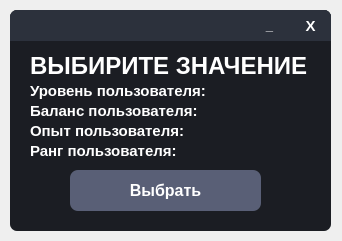
First picture: the form in VK_Bot/Main_Window/User_Bot_Menu_Window/User_Command_Widnow/DB_Variable_Window/db_variable_window.ui, repository otaboyevsardorbek1/VK-Bot-ru, before the edit.
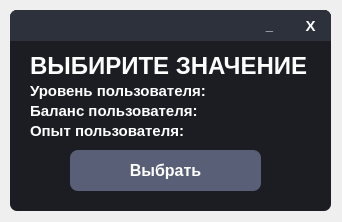
Second picture: the form after the edit. Icons and pictures are not drawn.

The edit to the form file:
```diff
--- a/VK_Bot/Main_Window/User_Bot_Menu_Window/User_Command_Widnow/DB_Variable_Window/db_variable_window.ui
+++ b/VK_Bot/Main_Window/User_Bot_Menu_Window/User_Command_Widnow/DB_Variable_Window/db_variable_window.ui
@@ -7,7 +7,7 @@
     <x>0</x>
     <y>0</y>
     <width>342</width>
-    <height>241</height>
+    <height>222</height>
    </rect>
   </property>
   <property name="windowTitle">
@@ -19,7 +19,7 @@
      <x>10</x>
      <y>10</y>
      <width>321</width>
-     <height>221</height>
+     <height>201</height>
     </rect>
    </property>
    <property name="font">
@@ -159,7 +159,7 @@
     <property name="geometry">
      <rect>
       <x>60</x>
-      <y>160</y>
+      <y>140</y>
       <width>191</width>
       <height>41</height>
      </rect>
@@ -273,26 +273,6 @@
      <string>Опыт пользователя:</string>
     </property>
    </widget>
-   <widget class="QLabel" name="label_5">
-    <property name="geometry">
-     <rect>
-      <x>20</x>
-      <y>130</y>
-      <width>154</width>
-      <height>21</height>
-     </rect>
-    </property>
-    <property name="font">
-     <font>
-      <pointsize>11</pointsize>
-      <weight>75</weight>
-      <bold>true</bold>
-     </font>
-    </property>
-    <property name="text">
-     <string>Ранг пользователя:</string>
-    </property>
-   </widget>
    <widget class="QPushButton" name="UserLevelButton">
     <property name="geometry">
      <rect>
@@ -377,38 +357,7 @@
     </property>
     <property name="icon">
      <iconset>
-      <normaloff>../../../../../Icons/Off.png</normaloff>../../../../../Icons/Off.png</iconset>
-    </property>
-    <property name="iconSize">
-     <size>
-      <width>16</width>
-      <height>16</height>
-     </size>
-    </property>
-   </widget>
-   <widget class="QPushButton" name="UserRankButton">
-    <property name="geometry">
-     <rect>
-      <x>174</x>
-      <y>133</y>
-      <width>20</width>
-      <height>21</height>
-     </rect>
-    </property>
-    <property name="cursor">
-     <cursorShape>PointingHandCursor</cursorShape>
-    </property>
-    <property name="styleSheet">
-     <string notr="true">QPushButton{
-	border: none;
-}</string>
-    </property>
-    <property name="text">
-     <string/>
-    </property>
-    <property name="icon">
-     <iconset>
-      <normaloff>../../../../../Icons/Off.png</normaloff>../../../../../Icons/Off.png</iconset>
+      <normaloff>../../../../../Icons/iconOff.png</normaloff>../../../../../Icons/iconOff.png</iconset>
     </property>
     <property name="iconSize">
      <size>
```
Left out of the diff: 4 changed lines with no effect on the pictures.
